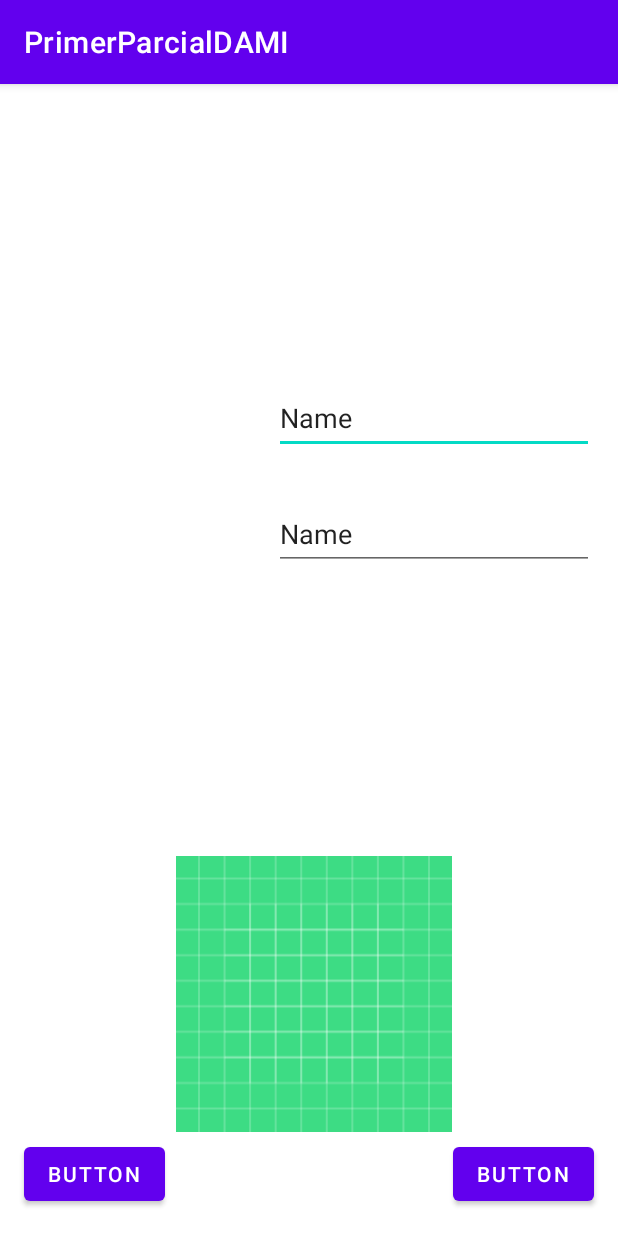
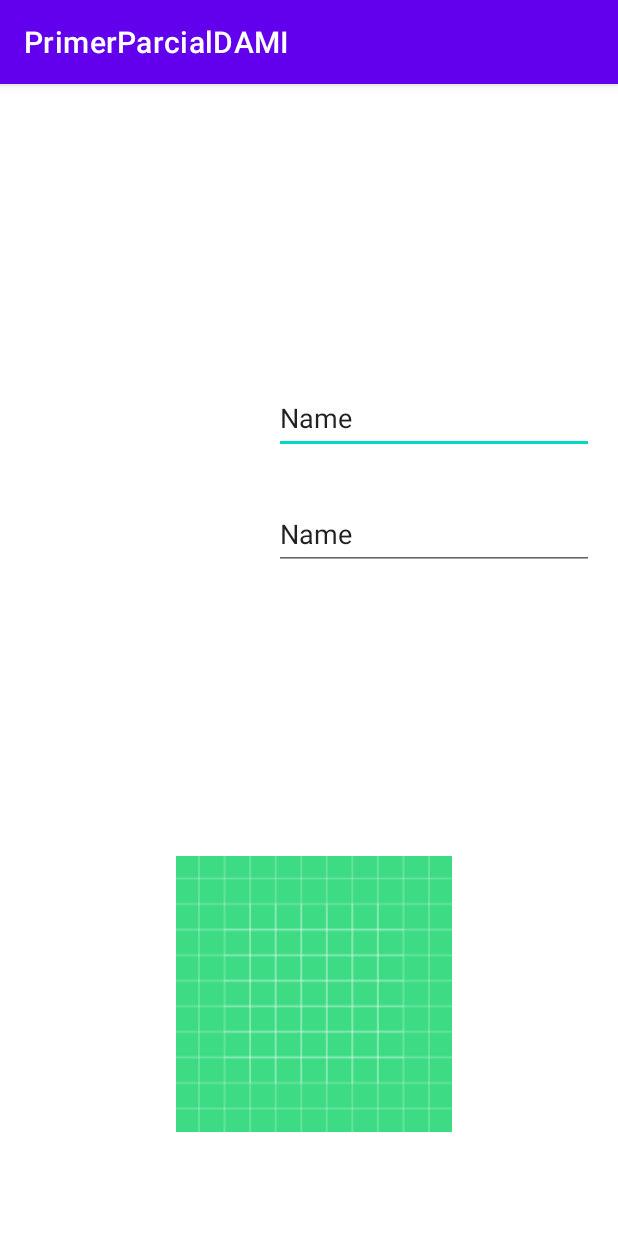
Before and after one commit to eredlaro/PrimerParcialDAMI, an Android app: the screen it shows after launch (MainActivity), on a phone screen of 412 x 824 dp. Run offline under Robolectric (Android 15) with nearby library versions, the phone set to English and light mode, and no system bars.

Commit message:
botones borrados

```diff
--- a/app/src/main/res/layout/activity_main.xml
+++ b/app/src/main/res/layout/activity_main.xml
@@ -49,27 +49,5 @@
             app:layout_constraintTop_toTopOf="parent"
             app:layout_constraintVertical_bias="0.383" />
 
-        <Button
-            android:id="@+id/button3"
-            android:layout_width="wrap_content"
-            android:layout_height="wrap_content"
-            android:text="Button"
-            app:layout_constraintBottom_toBottomOf="parent"
-            app:layout_constraintEnd_toEndOf="parent"
-            app:layout_constraintHorizontal_bias="0.05"
-            app:layout_constraintStart_toStartOf="parent"
-            app:layout_constraintTop_toTopOf="parent"
-            app:layout_constraintVertical_bias="0.976" />
 
-        <Button
-            android:id="@+id/button4"
-            android:layout_width="wrap_content"
-            android:layout_height="wrap_content"
-            android:text="Button"
-            app:layout_constraintBottom_toBottomOf="parent"
-            app:layout_constraintEnd_toEndOf="parent"
-            app:layout_constraintHorizontal_bias="0.949"
-            app:layout_constraintStart_toStartOf="parent"
-            app:layout_constraintTop_toTopOf="parent"
-            app:layout_constraintVertical_bias="0.976" />
 </androidx.constraintlayout.widget.ConstraintLayout>
```
